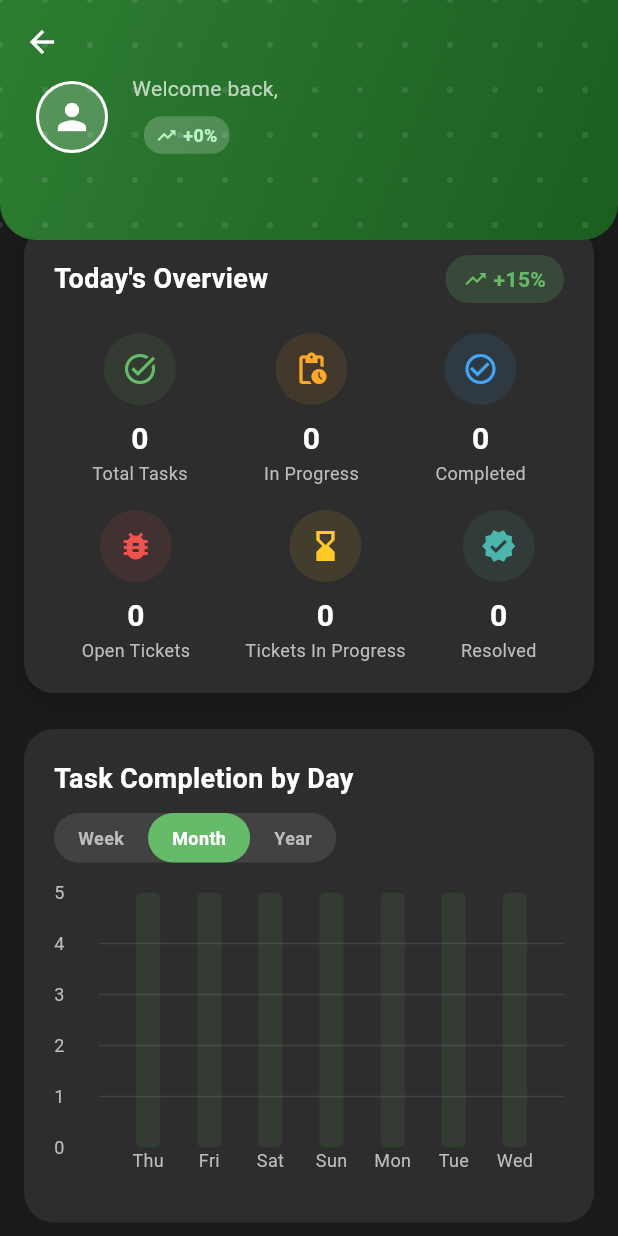
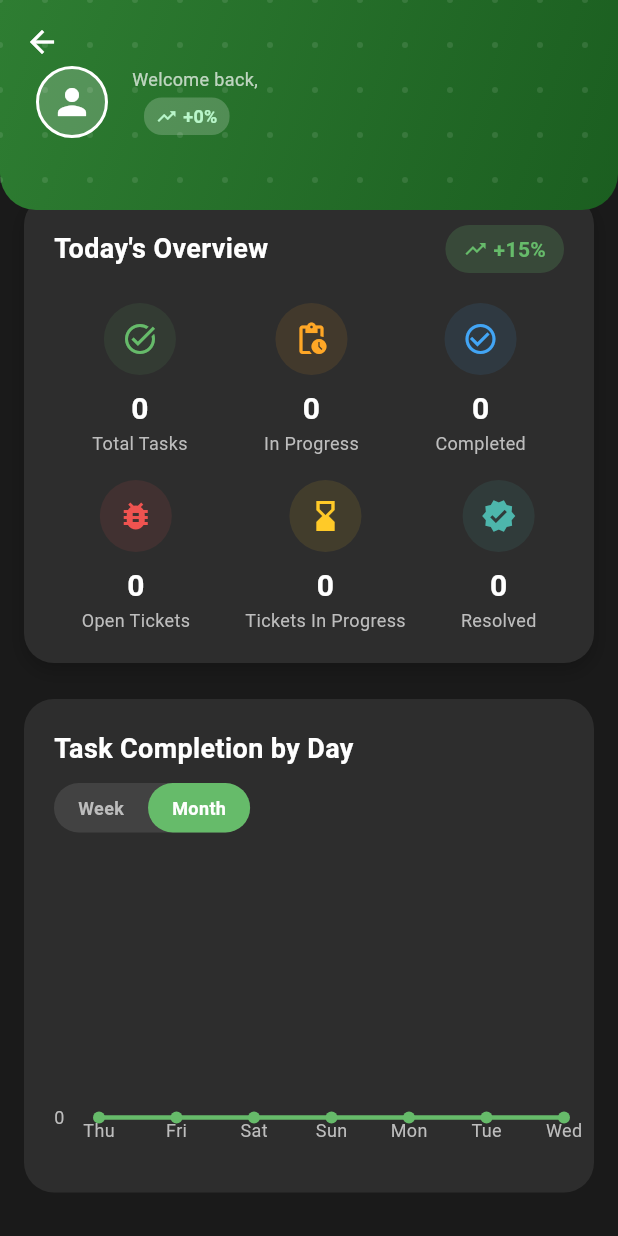
Before and after one commit to SharkyBytes/Ell-ena, a Flutter app: the DashboardScreen screen opened directly, after a tap on "Month", on a phone screen of 412 x 824 dp. Run offline on Flutter 3.47's test engine with Material 3 defaults, Android fonts, the phone set to English and light mode, and no system bars; drawn by our look-alikes of fl_chart; our stand-ins replace flutter_dotenv, loading_animation_widget, pdf, shared_preferences, skeletonizer, speech_to_text and 2 more; accounts and stored records are empty.

Commit message:
Fixed the chat Listening widget and enhanced the UserProfile in Dashboard

```diff
--- a/lib/screens/home/dashboard_screen.dart
+++ b/lib/screens/home/dashboard_screen.dart
@@ -17,7 +17,7 @@ class DashboardScreen extends StatefulWidget {
 class _DashboardScreenState extends State<DashboardScreen>
     with SingleTickerProviderStateMixin {
   late AnimationController _controller;
-  int _selectedTimeRange = 1; // 0: Week, 1: Month, 2: Year
+  int _selectedTimeRange = 0; // 0: Week, 1: Month
   bool _isLoading = true;
   String? _userName;
   String? _currentTeamId;
@@ -363,7 +363,7 @@ class _DashboardScreenState extends State<DashboardScreen>
           SliverAppBar(
             backgroundColor: Colors.transparent,
             elevation: 0,
-            expandedHeight: 160,
+            expandedHeight: 140,
             pinned: true,
             flexibleSpace: FlexibleSpaceBar(
               background: Stack(
@@ -388,7 +388,7 @@ class _DashboardScreenState extends State<DashboardScreen>
                     painter: DotPatternPainter(
                       color: Colors.white.withOpacity(0.1),
                     ),
-                    size: Size(MediaQuery.of(context).size.width, 160),
+                    size: Size(MediaQuery.of(context).size.width, 140),
                   ),
                   SafeArea(
                     child: Padding(
@@ -423,14 +423,15 @@ class _DashboardScreenState extends State<DashboardScreen>
                                   crossAxisAlignment: CrossAxisAlignment.start,
                                   mainAxisSize: MainAxisSize.min,
                                   children: [
+
                                     const Text(
                                       'Welcome back,',
                                       style: TextStyle(
                                         color: Colors.white70,
-                                        fontSize: 14,
+                                        fontSize: 12,
                                       ),
                                     ),
-                                    const SizedBox(height: 4),
+                                    const SizedBox(height: 2),
                                     Row(
                                       children: [
                                         Flexible(
@@ -438,7 +439,7 @@ class _DashboardScreenState extends State<DashboardScreen>
                                             _userName ?? '—',
                                             style: const TextStyle(
                                               color: Colors.white,
-                                              fontSize: 24,
+                                              fontSize: 20,
                                               fontWeight: FontWeight.bold,
                                             ),
                                             overflow: TextOverflow.ellipsis,
@@ -535,7 +536,6 @@ class _DashboardScreenState extends State<DashboardScreen>
                     const SizedBox(height: 24),
                     _buildRecentActivity(),
                     const SizedBox(height: 24),
-                    _buildPerformanceMetrics(),
                   ],
                 ),
               ),
@@ -722,7 +722,6 @@ class _DashboardScreenState extends State<DashboardScreen>
                   children: [
                     _timeRangeButton('Week', 0),
                     _timeRangeButton('Month', 1),
-                    _timeRangeButton('Year', 2),
                   ],
                 ),
               ),
@@ -738,7 +737,9 @@ class _DashboardScreenState extends State<DashboardScreen>
                       style: TextStyle(color: Colors.grey.shade500),
                     ),
                   )
-                : BarChart(
+                : _selectedTimeRange == 0
+                  // Bar Chart for Weekly view
+                  ? BarChart(
                     BarChartData(
                       gridData: FlGridData(
                         show: true,
@@ -812,6 +813,78 @@ class _DashboardScreenState extends State<DashboardScreen>
                           ],
                         );
                       }).toList(),
+                    ),
+                  )
+                  // Line Chart for Monthly view
+                  : LineChart(
+                    LineChartData(
+                      gridData: FlGridData(
+                        show: true,
+                        drawVerticalLine: false,
+                        horizontalInterval: 1,
+                        getDrawingHorizontalLine: (value) {
+                          return FlLine(
+                            color: Colors.grey.shade800,
+                            strokeWidth: 1,
+                          );
+                        },
+                      ),
+                      titlesData: FlTitlesData(
+                        leftTitles: AxisTitles(
+                          sideTitles: SideTitles(
+                            showTitles: true,
+                            reservedSize: 30,
+                            getTitlesWidget: (value, meta) {
+                              return Text(
+                                value.toInt().toString(),
+                                style: TextStyle(
+                                  color: Colors.grey.shade400,
+                                  fontSize: 12,
+                                ),
+                              );
+                            },
+                          ),
+                        ),
+                        bottomTitles: AxisTitles(
+                          sideTitles: SideTitles(
+                            showTitles: true,
+                            reservedSize: 30,
+                            getTitlesWidget: (value, meta) {
+                              final now = DateTime.now();
+                              final idx = value.toInt();
+                              if (idx < 0 || idx > 6) return const SizedBox();
+                              final day = now.subtract(Duration(days: 6 - idx));
+                              return Text(
+                                DateFormat('E').format(day),
+                                style: TextStyle(
+                                  color: Colors.grey.shade400,
+                                  fontSize: 12,
+                                ),
+                              );
+                            },
+                          ),
+                        ),
+                        rightTitles: AxisTitles(
+                          sideTitles: SideTitles(showTitles: false),
+                        ),
+                        topTitles: AxisTitles(
+                          sideTitles: SideTitles(showTitles: false),
+                        ),
+                      ),
+                      borderData: FlBorderData(show: false),
+                      lineBarsData: [
+                        LineChartBarData(
+                          spots: _taskCompletionSpots,
+                          isCurved: true,
+                          color: Colors.green.shade400,
+                          barWidth: 3,
+                          dotData: FlDotData(show: true),
+                          belowBarData: BarAreaData(
+                            show: true,
+                            color: Colors.green.shade400.withOpacity(0.1),
+                          ),
+                        ),
+                      ],
                     ),
                   ),
           ),
@@ -1081,77 +1154,7 @@ class _DashboardScreenState extends State<DashboardScreen>
     );
   }
 
-  Widget _buildPerformanceMetrics() {
-    return Column(
-      crossAxisAlignment: CrossAxisAlignment.start,
-      children: [
-        const Text(
-          'Performance Metrics',
-          style: TextStyle(
-            fontSize: 20,
-            fontWeight: FontWeight.bold,
-            color: Colors.white,
-          ),
-        ),
-        const SizedBox(height: 16),
-        Container(
-          padding: const EdgeInsets.all(20),
-          decoration: BoxDecoration(
-            color: const Color(0xFF2D2D2D),
-            borderRadius: BorderRadius.circular(20),
-          ),
-          child: Column(
-            children: [
-              _buildMetricItem(
-                'Task Completion Rate',
-                _tasksTotal == 0 ? 0 : _tasksCompleted / _tasksTotal,
-                Colors.green.shade400,
-              ),
-              const SizedBox(height: 16),
-              _buildMetricItem('On-time Delivery', 0.92, Colors.blue.shade400),
-              const SizedBox(height: 16),
-              _buildMetricItem(
-                'Team Collaboration',
-                0.78,
-                Colors.purple.shade400,
-              ),
-            ],
-          ),
-        ),
-      ],
-    );
-  }
-
-  Widget _buildMetricItem(String label, double value, Color color) {
-    return Column(
-      crossAxisAlignment: CrossAxisAlignment.start,
-      children: [
-        Row(
-          mainAxisAlignment: MainAxisAlignment.spaceBetween,
-          children: [
-            Text(
-              label,
-              style: const TextStyle(color: Colors.white, fontSize: 14),
-            ),
-            Text(
-              '${(value * 100).round()}%',
-              style: TextStyle(color: color, fontWeight: FontWeight.bold),
-            ),
-          ],
-        ),
-        const SizedBox(height: 8),
-        ClipRRect(
-          borderRadius: BorderRadius.circular(10),
-          child: LinearProgressIndicator(
-            value: value,
-            backgroundColor: color.withOpacity(0.2),
-            valueColor: AlwaysStoppedAnimation<Color>(color),
-            minHeight: 8,
-          ),
-        ),
-      ],
-    );
-  }
+  // Performance metrics section removed
 }
 
 class DotPatternPainter extends CustomPainter {
```
Also changed, not shown: lib/screens/chat/chat_screen.dart (+116 -0 lines).
